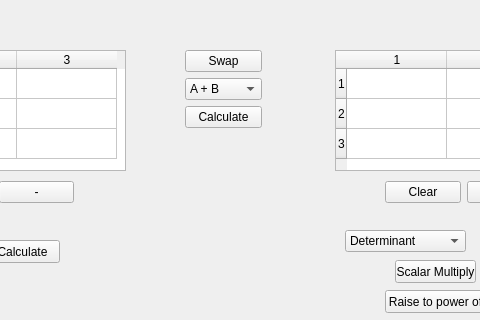
The window that mainwindow.ui (justinhay14/Matrix-Calulator-cpp) describes before a commit, drawn with Qt 5; both pictures show x 225 to 705 and y 0 to 320 of the 1012 by 622 pixel window.
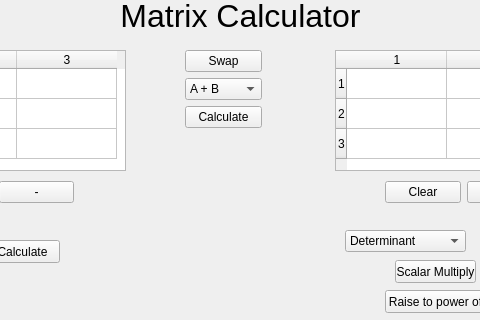
The same window after the commit.

```diff
--- a/mainwindow.ui
+++ b/mainwindow.ui
@@ -494,7 +494,7 @@
      </rect>
     </property>
    </widget>
-   <widget class="QWidget" name="">
+   <widget class="QWidget" name="layoutWidget">
     <property name="geometry">
      <rect>
       <x>610</x>
@@ -527,7 +527,7 @@
      </item>
     </layout>
    </widget>
-   <widget class="QWidget" name="">
+   <widget class="QWidget" name="layoutWidget">
     <property name="geometry">
      <rect>
       <x>60</x>
@@ -560,7 +560,7 @@
      </item>
     </layout>
    </widget>
-   <widget class="QWidget" name="">
+   <widget class="QWidget" name="layoutWidget">
     <property name="geometry">
      <rect>
       <x>410</x>
@@ -610,6 +610,27 @@
      </item>
     </layout>
    </widget>
+   <widget class="QLabel" name="label">
+    <property name="geometry">
+     <rect>
+      <x>310</x>
+      <y>0</y>
+      <width>311</width>
+      <height>31</height>
+     </rect>
+    </property>
+    <property name="font">
+     <font>
+      <pointsize>24</pointsize>
+     </font>
+    </property>
+    <property name="text">
+     <string>Matrix Calculator</string>
+    </property>
+    <property name="alignment">
+     <set>Qt::AlignCenter</set>
+    </property>
+   </widget>
   </widget>
   <widget class="QStatusBar" name="statusbar"/>
   <widget class="QMenuBar" name="menubar">
```
Left out of the diff: 17 changed lines with no effect on the pictures.
